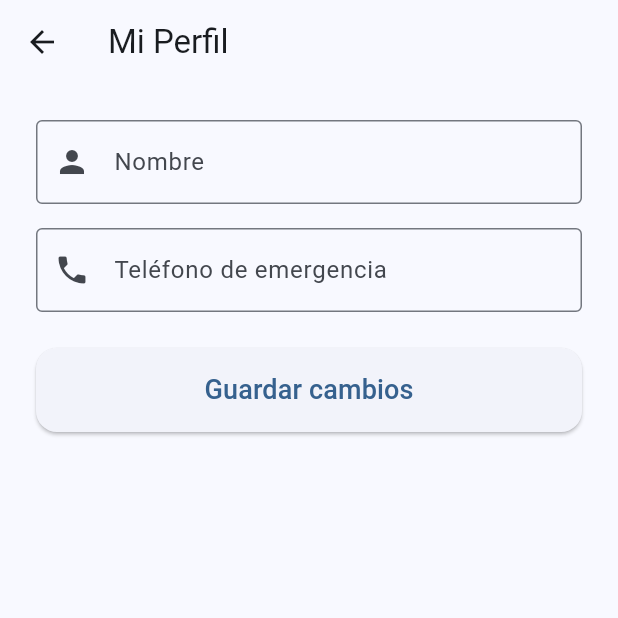
After one commit to herizador/KidLink, a Flutter app: the DashboardScreen screen opened directly, after a tap on the "person" icon, on a phone screen of 412 x 824 dp, the top half of it. The commit adds this screen. Run offline on Flutter 3.47's test engine with Material 3 defaults, Android fonts, the phone set to English and light mode, and no system bars; our stand-ins replace flutter_map, image_picker, latlong2, supabase_flutter; missing offline and left inert: flutter_nfc_kit, ndef; accounts and stored records are empty.

Commit message:
feat(app): implementar dashboard familiar con soporte multihijo, gestión de perfil y control de sesión

```diff
--- a/KidLink-App/lib/main.dart
+++ b/KidLink-App/lib/main.dart
@@ -1,7 +1,7 @@
 import 'package:flutter/material.dart';
 import 'services/supabase_service.dart';
 import 'screens/splash_screen.dart';
-import 'screens/registro_screen.dart';
+import 'screens/dashboard_screen.dart';
 import 'screens/auth_screen.dart';
 
 void main() async {
@@ -58,7 +58,7 @@ class _HomeScreenState extends State<_HomeScreen> {
     if (_revisando) return const SplashScreen();
 
     if (_tieneSesion == true) {
-      return const RegistroScreen();
+      return const DashboardScreen();
     }
 
     return const AuthScreen();
--- a/KidLink-App/lib/screens/auth_screen.dart
+++ b/KidLink-App/lib/screens/auth_screen.dart
@@ -1,6 +1,6 @@
 import 'package:flutter/material.dart';
 import 'package:supabase_flutter/supabase_flutter.dart';
-import 'registro_screen.dart';
+import 'dashboard_screen.dart';
 
 class AuthScreen extends StatefulWidget {
   const AuthScreen({super.key});
@@ -74,7 +74,7 @@ class _AuthScreenState extends State<AuthScreen> {
       }
 
       Navigator.of(context).pushAndRemoveUntil(
-        MaterialPageRoute(builder: (_) => const RegistroScreen()),
+        MaterialPageRoute(builder: (_) => const DashboardScreen()),
         (_) => false,
       );
     } on AuthException catch (e) {
--- /dev/null
+++ b/KidLink-App/lib/screens/dashboard_screen.dart
@@ -0,0 +1,239 @@
+import 'package:flutter/material.dart';
+import 'package:supabase_flutter/supabase_flutter.dart';
+import '../models/nino_tag.dart';
+import '../services/supabase_service.dart';
+import 'registro_screen.dart';
+import 'alertas_screen.dart';
+import 'perfil_screen.dart';
+
+class DashboardScreen extends StatefulWidget {
+  const DashboardScreen({super.key});
+
+  @override
+  State<DashboardScreen> createState() => _DashboardScreenState();
+}
+
+class _DashboardScreenState extends State<DashboardScreen> {
+  List<NinoTag> _ninos = [];
+  bool _cargando = true;
+
+  @override
+  void initState() {
+    super.initState();
+    _cargarNinos();
+  }
+
+  Future<void> _cargarNinos() async {
+    final userId = Supabase.instance.client.auth.currentUser?.id;
+    if (userId == null) return;
+
+    final ninos = await SupabaseService.instance.obtenerNinos(userId);
+    if (!mounted) return;
+    setState(() {
+      _ninos = ninos;
+      _cargando = false;
+    });
+  }
+
+  Future<void> _eliminarNino(NinoTag nino) async {
+    final confirmado = await showDialog<bool>(
+      context: context,
+      builder: (ctx) => AlertDialog(
+        title: const Text('Eliminar niño'),
+        content: Text('¿Estás seguro de eliminar a ${nino.nombreNino}? '
+            'Las alertas asociadas también se borrarán.'),
+        actions: [
+          TextButton(onPressed: () => Navigator.of(ctx).pop(false), child: const Text('Cancelar')),
+          FilledButton(
+            onPressed: () => Navigator.of(ctx).pop(true),
+            style: FilledButton.styleFrom(backgroundColor: Colors.red),
+            child: const Text('Eliminar'),
+          ),
+        ],
+      ),
+    );
+
+    if (confirmado != true) return;
+
+    await SupabaseService.instance.eliminarNino(nino.idTag!);
+    _cargarNinos();
+  }
+
+  void _irARegistro({NinoTag? nino}) {
+    Navigator.of(context).push(
+      MaterialPageRoute(
+        builder: (_) => RegistroScreen(ninoParaEditar: nino),
+      ),
+    ).then((_) => _cargarNinos());
+  }
+
+  Future<void> _cerrarSesion() async {
+    await Supabase.instance.client.auth.signOut();
+    if (!mounted) return;
+    Navigator.of(context).pushAndRemoveUntil(
+      MaterialPageRoute(builder: (_) => const _LoginRedirect()),
+      (_) => false,
+    );
+  }
+
+  @override
+  Widget build(BuildContext context) {
+    return Scaffold(
+      appBar: AppBar(
+        title: const Text('Mis Niños'),
+        actions: [
+          IconButton(
+            icon: const Icon(Icons.notifications),
+            tooltip: 'Alertas',
+            onPressed: () => Navigator.of(context).push(
+              MaterialPageRoute(builder: (_) => const AlertasScreen()),
+            ),
+          ),
+          IconButton(
+            icon: const Icon(Icons.person),
+            tooltip: 'Mi Perfil',
+            onPressed: () => Navigator.of(context).push(
+              MaterialPageRoute(builder: (_) => const PerfilScreen()),
+            ),
+          ),
+          IconButton(
+            icon: const Icon(Icons.logout),
+            tooltip: 'Cerrar sesión',
+            onPressed: _cerrarSesion,
+          ),
+        ],
+      ),
+      body: _cargando
+          ? const Center(child: CircularProgressIndicator())
+          : _ninos.isEmpty
+              ? _emptyState()
+              : _listaNinos(),
+      floatingActionButton: FloatingActionButton(
+        onPressed: () => _irARegistro(),
+        child: const Icon(Icons.add),
+      ),
+    );
+  }
+
+  Widget _emptyState() {
+    return Center(
+      child: Padding(
+        padding: const EdgeInsets.all(32),
+        child: Column(
+          mainAxisSize: MainAxisSize.min,
+          children: [
+            Icon(Icons.child_care, size: 80, color: Colors.grey.shade300),
+            const SizedBox(height: 16),
+            const Text(
+              'Aún no tienes niños registrados',
+              style: TextStyle(fontSize: 18, fontWeight: FontWeight.w600, color: Colors.black54),
+            ),
+            const SizedBox(height: 24),
+            FilledButton.icon(
+              onPressed: () => _irARegistro(),
+              icon: const Icon(Icons.add),
+              label: const Text('Añadir primer niño'),
+              style: FilledButton.styleFrom(
+                padding: const EdgeInsets.symmetric(horizontal: 32, vertical: 16),
+                shape: RoundedRectangleBorder(borderRadius: BorderRadius.circular(14)),
+              ),
+            ),
+          ],
+        ),
+      ),
+    );
+  }
+
+  Widget _listaNinos() {
+    return RefreshIndicator(
+      onRefresh: _cargarNinos,
+      child: GridView.builder(
+        padding: const EdgeInsets.all(16),
+        gridDelegate: const SliverGridDelegateWithFixedCrossAxisCount(
+          crossAxisCount: 2,
+          mainAxisSpacing: 12,
+          crossAxisSpacing: 12,
+          childAspectRatio: 0.85,
+        ),
+        itemCount: _ninos.length,
+        itemBuilder: (_, i) => _TarjetaNino(
+          nino: _ninos[i],
+          onTap: () => _irARegistro(nino: _ninos[i]),
+          onLongPress: () => _eliminarNino(_ninos[i]),
+        ),
+      ),
+    );
+  }
+}
+
+class _TarjetaNino extends StatelessWidget {
+  final NinoTag nino;
+  final VoidCallback onTap;
+  final VoidCallback onLongPress;
+
+  const _TarjetaNino({
+    required this.nino,
+    required this.onTap,
+    required this.onLongPress,
+  });
+
+  @override
+  Widget build(BuildContext context) {
+    return Card(
+      clipBehavior: Clip.antiAlias,
+      child: InkWell(
+        onTap: onTap,
+        onLongPress: onLongPress,
+        child: Column(
+          mainAxisAlignment: MainAxisAlignment.center,
+          children: [
+            CircleAvatar(
+              radius: 36,
+              backgroundColor: Colors.grey.shade200,
+              backgroundImage: nino.urlFoto != null ? NetworkImage(nino.urlFoto!) : null,
+              child: nino.urlFoto == null
+                  ? Icon(Icons.child_care, size: 36, color: Colors.grey.shade500)
+                  : null,
+            ),
+            const SizedBox(height: 12),
+            Padding(
+              padding: const EdgeInsets.symmetric(horizontal: 8),
+              child: Text(
+                nino.nombreNino,
+                textAlign: TextAlign.center,
+                maxLines: 2,
+                overflow: TextOverflow.ellipsis,
+                style: const TextStyle(fontWeight: FontWeight.w600, fontSize: 14),
+              ),
+            ),
+            const SizedBox(height: 6),
+            Container(
+              padding: const EdgeInsets.symmetric(horizontal: 10, vertical: 3),
+              decoration: BoxDecoration(
+                color: nino.activo ? Colors.green.shade100 : Colors.orange.shade100,
+                borderRadius: BorderRadius.circular(12),
+              ),
+              child: Text(
+                nino.activo ? 'Activa' : 'Inactiva',
+                style: TextStyle(
+                  fontSize: 11,
+                  fontWeight: FontWeight.w600,
+                  color: nino.activo ? Colors.green.shade800 : Colors.orange.shade800,
+                ),
+              ),
+            ),
+          ],
+        ),
+      ),
+    );
+  }
+}
+
+class _LoginRedirect extends StatelessWidget {
+  const _LoginRedirect();
+
+  @override
+  Widget build(BuildContext context) {
+    return const Scaffold(body: Center(child: CircularProgressIndicator()));
+  }
+}
--- /dev/null
+++ b/KidLink-App/lib/screens/perfil_screen.dart
@@ -0,0 +1,123 @@
+import 'package:flutter/material.dart';
+import 'package:supabase_flutter/supabase_flutter.dart';
+import '../services/supabase_service.dart';
+
+class PerfilScreen extends StatefulWidget {
+  const PerfilScreen({super.key});
+
+  @override
+  State<PerfilScreen> createState() => _PerfilScreenState();
+}
+
+class _PerfilScreenState extends State<PerfilScreen> {
+  final _nombreCtrl = TextEditingController();
+  final _telefonoCtrl = TextEditingController();
+  bool _cargando = true;
+  bool _guardando = false;
+
+  @override
+  void initState() {
+    super.initState();
+    _cargarPerfil();
+  }
+
+  @override
+  void dispose() {
+    _nombreCtrl.dispose();
+    _telefonoCtrl.dispose();
+    super.dispose();
+  }
+
+  Future<void> _cargarPerfil() async {
+    final userId = Supabase.instance.client.auth.currentUser?.id;
+    if (userId == null) return;
+
+    final data = await SupabaseService.instance.obtenerPerfil(userId);
+    if (!mounted) return;
+    _nombreCtrl.text = data['nombre'] as String? ?? '';
+    _telefonoCtrl.text = data['telefono_emergencia'] as String? ?? '';
+    setState(() => _cargando = false);
+  }
+
+  Future<void> _guardar() async {
+    final userId = Supabase.instance.client.auth.currentUser?.id;
+    if (userId == null) return;
+
+    setState(() => _guardando = true);
+
+    try {
+      await SupabaseService.instance.actualizarPerfil(userId, {
+        'nombre': _nombreCtrl.text.trim(),
+        'telefono_emergencia': _telefonoCtrl.text.trim(),
+      });
+
+      if (!mounted) return;
+      ScaffoldMessenger.of(context).showSnackBar(
+        const SnackBar(content: Text('Perfil actualizado')),
+      );
+      Navigator.of(context).pop();
+    } catch (e) {
+      if (!mounted) return;
+      ScaffoldMessenger.of(context).showSnackBar(
+        SnackBar(content: Text('Error: ${e.toString()}')),
+      );
+    } finally {
+      if (mounted) setState(() => _guardando = false);
+    }
+  }
+
+  @override
+  Widget build(BuildContext context) {
+    return Scaffold(
+      appBar: AppBar(title: const Text('Mi Perfil')),
+      body: _cargando
+          ? const Center(child: CircularProgressIndicator())
+          : Padding(
+              padding: const EdgeInsets.all(24),
+              child: Column(
+                children: [
+                  TextFormField(
+                    controller: _nombreCtrl,
+                    decoration: const InputDecoration(
+                      labelText: 'Nombre',
+                      prefixIcon: Icon(Icons.person),
+                      border: OutlineInputBorder(),
+                    ),
+                    textCapitalization: TextCapitalization.words,
+                  ),
+                  const SizedBox(height: 16),
+                  TextFormField(
+                    controller: _telefonoCtrl,
+                    decoration: const InputDecoration(
+                      labelText: 'Teléfono de emergencia',
+                      prefixIcon: Icon(Icons.phone),
+                      border: OutlineInputBorder(),
+                    ),
+                    keyboardType: TextInputType.phone,
+                  ),
+                  const SizedBox(height: 24),
+                  SizedBox(
+                    width: double.infinity,
+                    height: 56,
+                    child: ElevatedButton(
+                      onPressed: _guardando ? null : _guardar,
+                      style: ElevatedButton.styleFrom(
+                        shape: RoundedRectangleBorder(
+                          borderRadius: BorderRadius.circular(14),
+                        ),
+                      ),
+                      child: _guardando
+                          ? const SizedBox(
+                              width: 24,
+                              height: 24,
+                              child: CircularProgressIndicator(strokeWidth: 3),
+                            )
+                          : const Text('Guardar cambios', style: TextStyle(fontSize: 18)),
+                    ),
+                  ),
+                ],
+              ),
+            ),
+    );
+  }
+}
--- a/KidLink-App/lib/services/supabase_service.dart
+++ b/KidLink-App/lib/services/supabase_service.dart
@@ -15,6 +15,8 @@ class SupabaseService {
     );
   }
 
+  // --- Niños ---
+
   Future<NinoTag> insertarNino(NinoTag nino) async {
     final response = await client
         .from('ninos_tags')
@@ -24,4 +26,55 @@ class SupabaseService {
 
     return NinoTag.fromSupabase(response);
   }
+
+  Future<NinoTag> actualizarNino(NinoTag nino) async {
+    final response = await client
+        .from('ninos_tags')
+        .update(nino.toInsertMap())
+        .eq('id_tag', nino.idTag)
+        .select()
+        .single();
+
+    return NinoTag.fromSupabase(response);
+  }
+
+  Future<void> eliminarNino(String idTag) async {
+    await client.from('ninos_tags').delete().eq('id_tag', idTag);
+  }
+
+  Future<List<NinoTag>> obtenerNinos(String idPadre) async {
+    final response = await client
+        .from('ninos_tags')
+        .select()
+        .eq('id_padre', idPadre)
+        .order('nombre_nino');
+
+    return (response as List).map((e) => NinoTag.fromSupabase(e)).toList();
+  }
+
+  Future<NinoTag?> obtenerNinoPorId(String idTag) async {
+    final response = await client
+        .from('ninos_tags')
+        .select()
+        .eq('id_tag', idTag)
+        .single();
+
+    return NinoTag.fromSupabase(response);
+  }
+
+  // --- Perfil del padre ---
+
+  Future<Map<String, dynamic>> obtenerPerfil(String userId) async {
+    final response = await client
+        .from('perfiles_padres')
+        .select()
+        .eq('id', userId)
+        .single();
+
+    return response;
+  }
+
+  Future<void> actualizarPerfil(String userId, Map<String, dynamic> data) async {
+    await client.from('perfiles_padres').update(data).eq('id', userId);
+  }
 }
```
Also changed, not shown: KidLink-App/lib/screens/registro_screen.dart (+22 -4 lines).
